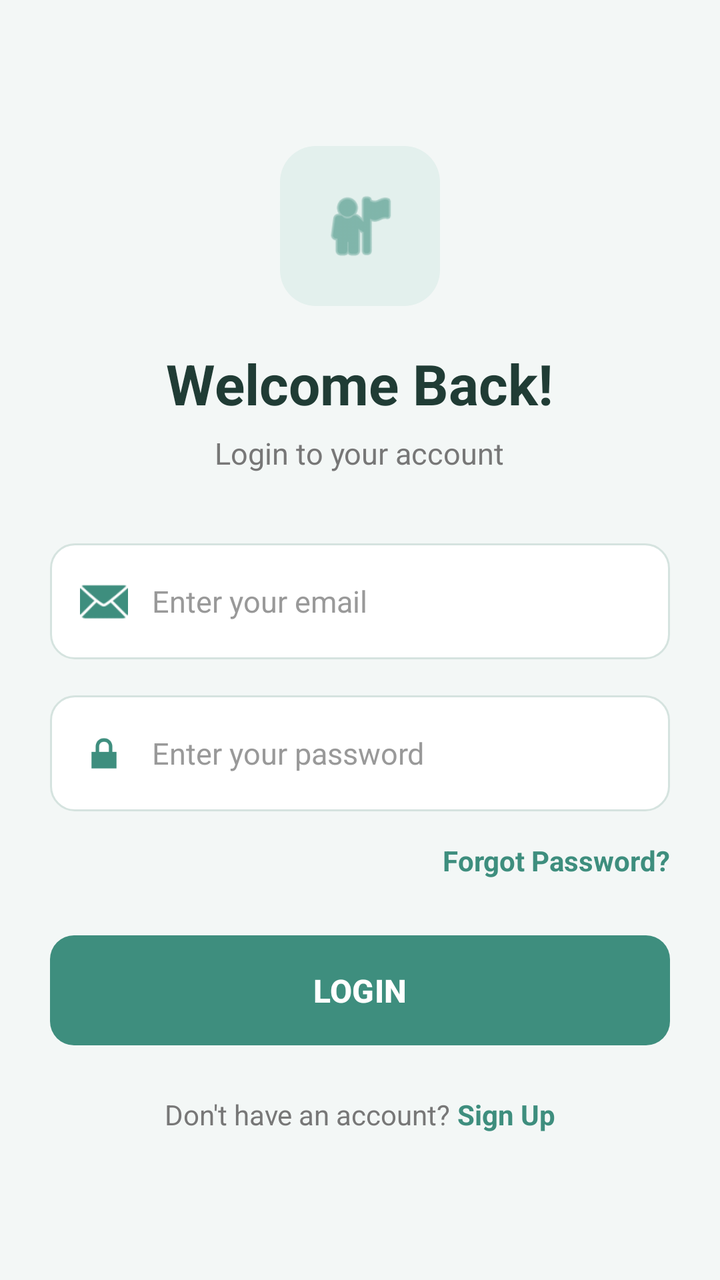
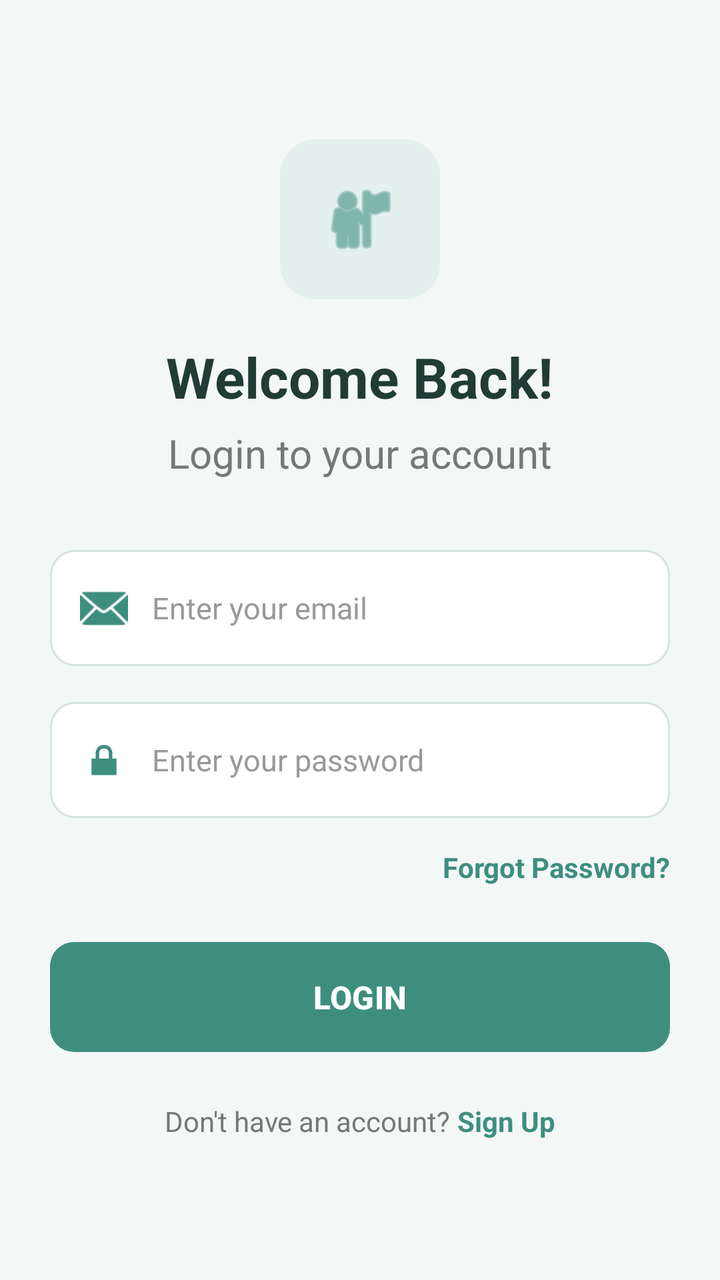

An Android layout rendered at two revisions. The XML below is the earlier revision; the diff shows what the commit changed to produce the second picture.
<!-- AndroidManifest.xml: application theme Theme.Task_1 -->
<!-- res/layout/activity_main.xml -->
<?xml version="1.0" encoding="utf-8"?>
<ScrollView xmlns:android="http://schemas.android.com/apk/res/android"
    android:layout_width="match_parent"
    android:layout_height="match_parent"
    xmlns:app="http://schemas.android.com/apk/res-auto"
    android:fillViewport="true"
    android:background="#F3F7F6">

    <LinearLayout
        android:layout_width="match_parent"
        android:layout_height="match_parent"
        android:gravity="center"
        android:orientation="vertical"
        android:padding="25dp">

        
        <ImageView
            android:layout_width="80dp"
            android:layout_height="80dp"
            android:padding="20dp"
            android:background="@drawable/bg_icon"
            android:src="@android:drawable/ic_menu_myplaces"
            app:tint="#3E8E7E"
            android:contentDescription="User icon"/>

        
        <TextView
            android:layout_width="wrap_content"
            android:layout_height="wrap_content"
            android:layout_marginTop="20dp"
            android:text="Welcome Back!"
            android:textColor="#203C35"
            android:textSize="28sp"
            android:textStyle="bold"/>

        <TextView
            android:layout_width="wrap_content"
            android:layout_height="wrap_content"
            android:layout_marginTop="6dp"
            android:text="Login to your account"
            android:textColor="#777777"
            android:textSize="15sp"/>

        
        <LinearLayout
            android:layout_width="match_parent"
            android:layout_height="58dp"
            android:layout_marginTop="35dp"
            android:gravity="center_vertical"
            android:background="@drawable/bg_edittext"
            android:orientation="horizontal"
            android:paddingHorizontal="15dp">

            <ImageView
                android:layout_width="24dp"
                android:layout_height="24dp"
                android:src="@android:drawable/ic_dialog_email"
                app:tint="#3E8E7E"
                android:contentDescription="Email icon"/>

            <EditText
                android:id="@+id/edtEmail"
                android:layout_width="0dp"
                android:layout_height="match_parent"
                android:layout_weight="1"
                android:layout_marginStart="12dp"
                android:background="@android:color/transparent"
                android:hint="Enter your email"
                android:textColor="#222222"
                android:textColorHint="#999999"
                android:textSize="15sp"
                android:inputType="textEmailAddress"
                android:singleLine="true"/>
        </LinearLayout>

        
        <LinearLayout
            android:layout_width="match_parent"
            android:layout_height="58dp"
            android:layout_marginTop="18dp"
            android:gravity="center_vertical"
            android:background="@drawable/bg_edittext"
            android:orientation="horizontal"
            android:paddingHorizontal="15dp">

            <ImageView
                android:layout_width="24dp"
                android:layout_height="24dp"
                android:src="@android:drawable/ic_lock_lock"
                app:tint="#3E8E7E"
                android:contentDescription="Password icon"/>

            <EditText
                android:id="@+id/edtPassword"
                android:layout_width="0dp"
                android:layout_height="match_parent"
                android:layout_weight="1"
                android:layout_marginStart="12dp"
                android:background="@android:color/transparent"
                android:hint="Enter your password"
                android:textColor="#222222"
                android:textColorHint="#999999"
                android:textSize="15sp"
                android:inputType="textPassword"
                android:singleLine="true"/>

        </LinearLayout>

        
        <TextView
            android:id="@+id/txtForgot"
            android:layout_width="wrap_content"
            android:layout_height="wrap_content"
            android:layout_gravity="end"
            android:layout_marginTop="15dp"
            android:text="Forgot Password?"
            android:textColor="#3E8E7E"
            android:textSize="14sp"
            android:textStyle="bold"/>

        
        <Button
            android:id="@+id/btnLogin"
            android:layout_width="match_parent"
            android:layout_height="55dp"
            android:layout_marginTop="28dp"
            android:background="@drawable/bg_button"
            android:text="LOGIN"
            app:backgroundTint="@null"
            android:textAllCaps="true"
            android:textColor="#FFFFFF"
            android:textSize="16sp"
            android:textStyle="bold"/>

        
        <LinearLayout
            android:layout_width="wrap_content"
            android:layout_height="wrap_content"
            android:layout_marginTop="25dp"
            android:orientation="horizontal">

            <TextView
                android:layout_width="wrap_content"
                android:layout_height="wrap_content"
                android:text="Don't have an account? "
                android:textColor="#777777"
                android:textSize="14sp"/>

            <TextView
                android:id="@+id/txtSignup"
                android:layout_width="wrap_content"
                android:layout_height="wrap_content"
                android:text="Sign Up"
                android:textColor="#3E8E7E"
                android:textSize="14sp"
                android:textStyle="bold"/>

        </LinearLayout>

    </LinearLayout>
</ScrollView>
<!-- resources referenced by this layout -->
<resources>
  <!-- drawable bg_button (drawable) -->
  <?xml version="1.0" encoding="utf-8"?>
  <shape xmlns:android="http://schemas.android.com/apk/res/android">
      <solid android:color="#3E8E7E"/>
      <corners android:radius="12dp"/>
  </shape>
  <!-- drawable bg_edittext (drawable) -->
  <?xml version="1.0" encoding="utf-8"?>
  <shape xmlns:android="http://schemas.android.com/apk/res/android">
      <solid android:color="#FFFFFF"/>
      <corners android:radius="12dp"/>
      <stroke
          android:width="1dp"
          android:color="#D5E3DF"/>
  </shape>
  <!-- drawable bg_icon (drawable) -->
  <?xml version="1.0" encoding="utf-8"?>
  <shape xmlns:android="http://schemas.android.com/apk/res/android">
      <solid android:color="#E3F0ED"/>
      <corners android:radius="18dp"/>
  </shape>
  <style name="Theme.Task_1" parent="Base.Theme.Task_1" />
  <style name="Base.Theme.Task_1" parent="Theme.Material3.DayNight.NoActionBar">
          
          
      </style>
</resources>

<!-- the commit's change to res/layout/activity_main.xml (unified diff, before → after) -->
@@ -39,7 +39,7 @@
             android:layout_marginTop="6dp"
             android:text="Login to your account"
             android:textColor="#777777"
-            android:textSize="15sp"/>
+            android:textSize="20sp"/>
 
         
         <LinearLayout
